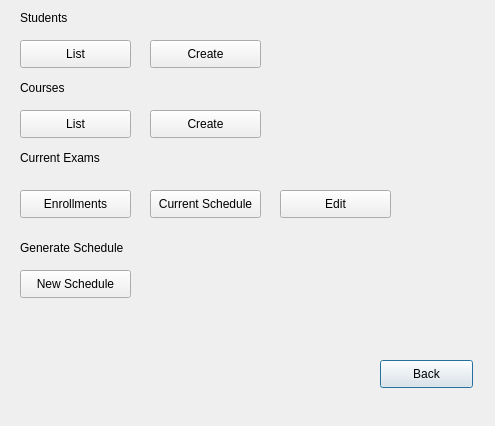
First picture: the form in src/mainmenu.ui, repository MarioFernandes73/FEUP_IART, before the edit.
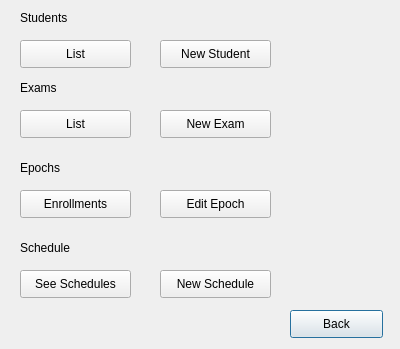
Second picture: the form after the edit.

```diff
--- a/src/mainmenu.ui
+++ b/src/mainmenu.ui
@@ -6,8 +6,8 @@
    <rect>
     <x>0</x>
     <y>0</y>
-    <width>495</width>
-    <height>426</height>
+    <width>400</width>
+    <height>349</height>
    </rect>
   </property>
   <property name="windowTitle">
@@ -16,8 +16,8 @@
   <widget class="QPushButton" name="pushButton_5">
    <property name="geometry">
     <rect>
-     <x>380</x>
-     <y>360</y>
+     <x>290</x>
+     <y>310</y>
      <width>93</width>
      <height>28</height>
     </rect>
@@ -55,14 +55,14 @@
   <widget class="QPushButton" name="pushButton_7">
    <property name="geometry">
     <rect>
-     <x>150</x>
+     <x>160</x>
      <y>40</y>
      <width>111</width>
      <height>28</height>
     </rect>
    </property>
    <property name="text">
-    <string>Create</string>
+    <string>New Student</string>
    </property>
   </widget>
   <widget class="QPushButton" name="pushButton_8">
@@ -88,46 +88,46 @@
     </rect>
    </property>
    <property name="text">
-    <string>Courses</string>
+    <string>Exams</string>
    </property>
   </widget>
   <widget class="QPushButton" name="pushButton_9">
    <property name="geometry">
     <rect>
-     <x>150</x>
+     <x>160</x>
      <y>110</y>
      <width>111</width>
      <height>28</height>
     </rect>
    </property>
    <property name="text">
-    <string>Create</string>
+    <string>New Exam</string>
    </property>
   </widget>
   <widget class="QPushButton" name="pushButton_10">
    <property name="geometry">
     <rect>
-     <x>150</x>
-     <y>190</y>
+     <x>20</x>
+     <y>270</y>
      <width>111</width>
      <height>28</height>
     </rect>
    </property>
    <property name="text">
-    <string>Current Schedule</string>
+    <string>See Schedules</string>
    </property>
   </widget>
   <widget class="QLabel" name="label_3">
    <property name="geometry">
     <rect>
      <x>20</x>
-     <y>150</y>
+     <y>160</y>
      <width>91</width>
      <height>16</height>
     </rect>
    </property>
    <property name="text">
-    <string>Current Exams</string>
+    <string>Epochs</string>
    </property>
   </widget>
   <widget class="QPushButton" name="pushButton_11">
@@ -146,14 +146,14 @@
   <widget class="QPushButton" name="pushButton_12">
    <property name="geometry">
     <rect>
-     <x>280</x>
+     <x>160</x>
      <y>190</y>
      <width>111</width>
      <height>28</height>
     </rect>
    </property>
    <property name="text">
-    <string>Edit</string>
+    <string>Edit Epoch</string>
    </property>
   </widget>
   <widget class="QLabel" name="label_4">
@@ -166,13 +166,13 @@
     </rect>
    </property>
    <property name="text">
-    <string>Generate Schedule</string>
+    <string>Schedule</string>
    </property>
   </widget>
   <widget class="QPushButton" name="pushButton_13">
    <property name="geometry">
     <rect>
-     <x>20</x>
+     <x>160</x>
      <y>270</y>
      <width>111</width>
      <height>28</height>
```
